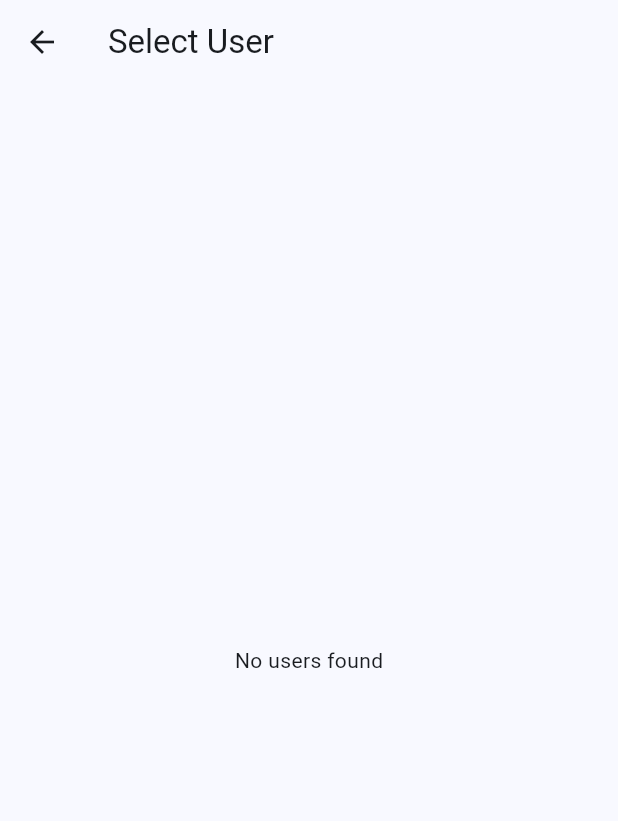
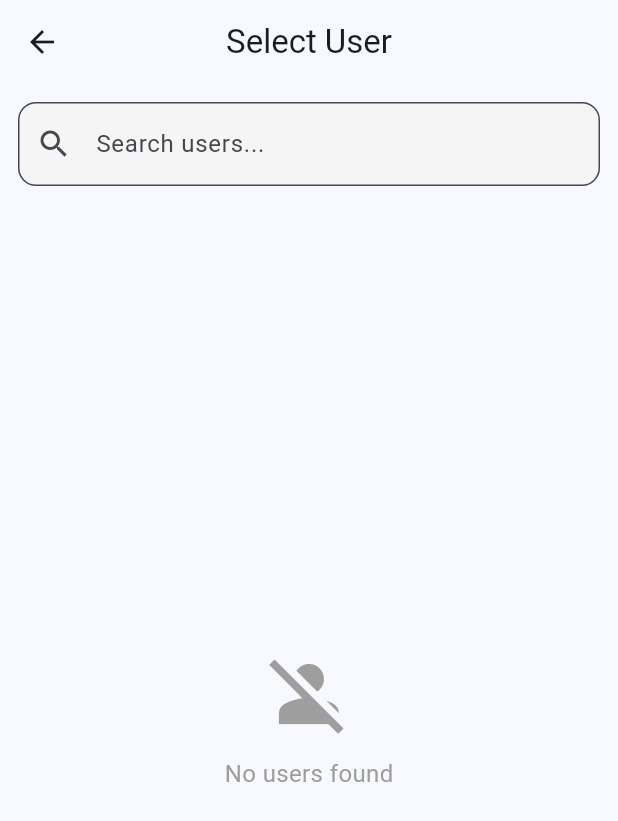
Before and after one commit to Cypherr00/zarraga_flood_monitoring_data_sender, a Flutter app: the PinScreen screen opened directly with empty values, after a tap on "Change User", on a phone screen of 412 x 824 dp. Shown: the top 821 px of the screen. Run offline on Flutter 3.47's test engine with Material 3 defaults, Android fonts, the phone set to English and light mode, and no system bars; our stand-ins replace firebase_core, firebase_messaging, flutter_local_notifications, shared_preferences, supabase_flutter; accounts and stored records are empty.

Commit message:
working before changing login access

```diff
--- a/lib/pin_screen.dart
+++ b/lib/pin_screen.dart
@@ -8,10 +8,7 @@ import 'home_screen.dart';
 
 class PinScreen extends StatefulWidget {
   final String userName;
-  const PinScreen({
-    super.key,
-    required this.userName,
-  });
+  const PinScreen({super.key, required this.userName});
   static const routeName = '/pin_screen';
 
   @override
@@ -39,11 +36,8 @@ class _PinScreenState extends State<PinScreen> {
     setState(() {
       _errorMessage = null;
     });
-    final prefs = await SharedPreferences.getInstance();
 
     if (_pinController.text.length == 4) {
-      final testRead = prefs.getString('user_name');
-      print("Just saved user_name: $testRead");
       _verifyPin();
     }
   }
@@ -55,6 +49,7 @@ class _PinScreenState extends State<PinScreen> {
     });
     _pinFocusNode.unfocus();
 
+    try {
       final isValid = await DbConfig().verifyPin(
         widget.userName,
         _pinController.text.trim(),
@@ -86,18 +81,24 @@ class _PinScreenState extends State<PinScreen> {
         _pinController.clear();
         FocusScope.of(context).requestFocus(_pinFocusNode);
       }
-
+    } catch (e) {
+      setState(() {
+        _errorMessage = "An error occurred. Try again.";
+      });
+    } finally {
       setState(() => _isLoading = false);
+    }
   }
 
   Future<void> _changeUser() async {
     final prefs = await SharedPreferences.getInstance();
+    await prefs.remove('user_name');
 
     if (!mounted) return;
     Navigator.pushReplacement(
       context,
       MaterialPageRoute(
-        builder: (_) => const UserSelectionScreen(), // Replace with your real user selection screen
+        builder: (_) => const UserSelectionScreen(),
       ),
     );
   }
@@ -112,29 +113,50 @@ class _PinScreenState extends State<PinScreen> {
 
   @override
   Widget build(BuildContext context) {
+    final screenSize = MediaQuery.of(context).size;
+
     return Scaffold(
-      appBar: AppBar(
-        title: Text("Enter PIN - ${widget.userName}"),
-        centerTitle: true,
+      body: Container(
+        width: double.infinity,
+        height: double.infinity,
+        decoration: const BoxDecoration(
+          gradient: LinearGradient(
+            colors: [Color(0xFF74ABE2), Color(0xFF5563DE)],
+            begin: Alignment.topCenter,
+            end: Alignment.bottomCenter,
           ),
-      body: Center(
+        ),
+        child: Center(
+          child: Card(
+            elevation: 12,
+            shape:
+            RoundedRectangleBorder(borderRadius: BorderRadius.circular(24)),
+            margin: const EdgeInsets.symmetric(horizontal: 24),
             child: Padding(
-          padding: const EdgeInsets.all(24.0),
+              padding: const EdgeInsets.symmetric(vertical: 36, horizontal: 24),
               child: Column(
-            mainAxisAlignment: MainAxisAlignment.center,
+                mainAxisSize: MainAxisSize.min,
                 children: [
-              const Icon(Icons.lock_outline, size: 60, color: Colors.blue),
-              const SizedBox(height: 20),
+                  const Icon(Icons.lock_outline,
+                      size: 60, color: Colors.blueAccent),
+                  const SizedBox(height: 16),
+                  Text(
+                    "Hello, ${widget.userName}",
+                    style: const TextStyle(
+                        fontSize: 22,
+                        fontWeight: FontWeight.bold,
+                        color: Colors.black87),
+                  ),
+                  const SizedBox(height: 8),
                   const Text(
-                "Please enter your 4-digit PIN",
-                style: TextStyle(fontSize: 18, color: Colors.black54),
+                    "Enter your 4-digit PIN to continue",
+                    style: TextStyle(fontSize: 16, color: Colors.black54),
                     textAlign: TextAlign.center,
                   ),
-              const SizedBox(height: 30),
-
-              // PIN input field
+                  const SizedBox(height: 24),
+                  // PIN input
                   SizedBox(
-                width: 200,
+                    width: screenSize.width * 0.5,
                     child: TextField(
                       controller: _pinController,
                       focusNode: _pinFocusNode,
@@ -143,53 +165,52 @@ class _PinScreenState extends State<PinScreen> {
                       keyboardType: TextInputType.number,
                       textAlign: TextAlign.center,
                       maxLength: 4,
-                  style: const TextStyle(fontSize: 24, letterSpacing: 18),
+                      style: const TextStyle(fontSize: 28, letterSpacing: 24),
                       inputFormatters: [FilteringTextInputFormatter.digitsOnly],
                       decoration: InputDecoration(
                         counterText: "",
+                        contentPadding: const EdgeInsets.symmetric(vertical: 16),
+                        filled: true,
+                        fillColor: Colors.grey[100],
                         border: OutlineInputBorder(
-                      borderRadius: BorderRadius.circular(12.0),
+                          borderRadius: BorderRadius.circular(16.0),
+                          borderSide: BorderSide.none,
                         ),
                         focusedBorder: OutlineInputBorder(
-                      borderRadius: BorderRadius.circular(12.0),
+                          borderRadius: BorderRadius.circular(16.0),
                           borderSide: BorderSide(
                             color: Theme.of(context).primaryColor,
                             width: 2.0,
                           ),
                         ),
-                    enabledBorder: OutlineInputBorder(
-                      borderRadius: BorderRadius.circular(12.0),
-                      borderSide: BorderSide(color: Colors.grey.shade400),
                       ),
                     ),
                   ),
-              ),
-
-              const SizedBox(height: 20),
+                  const SizedBox(height: 16),
                   if (_isLoading)
                     const CircularProgressIndicator()
                   else if (_errorMessage != null)
                     Padding(
-                  padding: const EdgeInsets.only(top: 15.0),
+                      padding: const EdgeInsets.only(top: 12),
                       child: Text(
                         _errorMessage!,
-                    style: const TextStyle(color: Colors.red, fontSize: 16),
+                        style:
+                        const TextStyle(color: Colors.red, fontSize: 14),
                         textAlign: TextAlign.center,
                       ),
                     ),
-
-              const SizedBox(height: 40),
-
+                  const SizedBox(height: 24),
                   // Change User button
                   ElevatedButton(
                     onPressed: _changeUser,
                     style: ElevatedButton.styleFrom(
                       backgroundColor: Colors.redAccent,
                       padding: const EdgeInsets.symmetric(
-                      vertical: 12.0, horizontal: 24.0),
+                          vertical: 14.0, horizontal: 32.0),
                       shape: RoundedRectangleBorder(
-                    borderRadius: BorderRadius.circular(12.0),
+                        borderRadius: BorderRadius.circular(16.0),
                       ),
+                      elevation: 4,
                     ),
                     child: const Text(
                       "Change User",
@@ -200,6 +221,8 @@ class _PinScreenState extends State<PinScreen> {
               ),
             ),
           ),
+        ),
+      ),
     );
   }
 }
--- a/lib/user_selection_screen.dart
+++ b/lib/user_selection_screen.dart
@@ -6,25 +6,56 @@ import 'db_config.dart';
 class UserSelectionScreen extends StatefulWidget {
   const UserSelectionScreen({super.key});
   static const routeName = '/user_selection';
+
   @override
   State<UserSelectionScreen> createState() => _UserSelectionScreenState();
 }
 
 class _UserSelectionScreenState extends State<UserSelectionScreen> {
   List<String> _users = [];
+  List<String> _filteredUsers = [];
   bool _isLoading = true;
+  final TextEditingController _searchController = TextEditingController();
 
   @override
   void initState() {
     super.initState();
     _loadUsers();
+
+    _searchController.addListener(() {
+      _filterUsers(_searchController.text);
+    });
+  }
+
+  @override
+  void dispose() {
+    _searchController.dispose();
+    super.dispose();
   }
 
   Future<void> _loadUsers() async {
+    try {
       final users = await DbConfig().getAllUsers();
       setState(() {
         _users = users;
+        _filteredUsers = users;
         _isLoading = false;
+      });
+    } catch (e) {
+      setState(() {
+        _users = [];
+        _filteredUsers = [];
+        _isLoading = false;
+      });
+    }
+  }
+
+  void _filterUsers(String query) {
+    final filtered = _users
+        .where((u) => u.toLowerCase().contains(query.toLowerCase()))
+        .toList();
+    setState(() {
+      _filteredUsers = filtered;
     });
   }
 
@@ -37,23 +68,104 @@ class _UserSelectionScreenState extends State<UserSelectionScreen> {
     );
   }
 
+  Widget _buildUserCard(String userName) {
+    String initials = userName.isNotEmpty
+        ? userName.trim().split(' ').map((e) => e[0].toUpperCase()).take(2).join()
+        : '?';
+
+    return Card(
+      elevation: 3,
+      shape: RoundedRectangleBorder(borderRadius: BorderRadius.circular(12)),
+      margin: const EdgeInsets.symmetric(vertical: 6, horizontal: 12),
+      child: InkWell(
+        borderRadius: BorderRadius.circular(12),
+        onTap: () => _selectUser(userName),
+        child: Padding(
+          padding: const EdgeInsets.symmetric(vertical: 16, horizontal: 16),
+          child: Row(
+            children: [
+              CircleAvatar(
+                radius: 24,
+                backgroundColor: Colors.blue.shade700,
+                child: Text(
+                  initials,
+                  style: const TextStyle(
+                    color: Colors.white,
+                    fontWeight: FontWeight.bold,
+                  ),
+                ),
+              ),
+              const SizedBox(width: 16),
+              Expanded(
+                child: Text(
+                  userName,
+                  style: const TextStyle(
+                    fontSize: 18,
+                    fontWeight: FontWeight.w600,
+                  ),
+                ),
+              ),
+              const Icon(Icons.arrow_forward_ios, size: 18, color: Colors.grey),
+            ],
+          ),
+        ),
+      ),
+    );
+  }
+
   @override
   Widget build(BuildContext context) {
     return Scaffold(
-      appBar: AppBar(title: const Text("Select User")),
-      body: _isLoading
+      appBar: AppBar(
+        title: const Text("Select User"),
+        centerTitle: true,
+      ),
+      body: Column(
+        children: [
+          // Search bar
+          Padding(
+            padding: const EdgeInsets.all(12.0),
+            child: TextField(
+              controller: _searchController,
+              decoration: InputDecoration(
+                hintText: "Search users...",
+                prefixIcon: const Icon(Icons.search),
+                border: OutlineInputBorder(
+                  borderRadius: BorderRadius.circular(12),
+                ),
+                filled: true,
+                fillColor: Colors.grey.shade100,
+              ),
+            ),
+          ),
+
+          // List of users
+          Expanded(
+            child: _isLoading
                 ? const Center(child: CircularProgressIndicator())
-          : _users.isEmpty
-          ? const Center(child: Text("No users found"))
+                : _filteredUsers.isEmpty
+                ? Center(
+              child: Column(
+                mainAxisSize: MainAxisSize.min,
+                children: const [
+                  Icon(Icons.person_off, size: 60, color: Colors.grey),
+                  SizedBox(height: 12),
+                  Text(
+                    "No users found",
+                    style: TextStyle(fontSize: 16, color: Colors.grey),
+                  ),
+                ],
+              ),
+            )
                 : ListView.builder(
-        itemCount: _users.length,
+              itemCount: _filteredUsers.length,
               itemBuilder: (context, index) {
-          final user = _users[index];
-          return ListTile(
-            title: Text(user),
-            onTap: () => _selectUser(user),
-          );
+                final userName = _filteredUsers[index];
+                return _buildUserCard(userName);
               },
+            ),
+          ),
+        ],
       ),
     );
   }
```
Also changed, not shown: lib/db_config.dart (+9 -9 lines), lib/history_screen.dart (+10 -11 lines), lib/sensor_input_screen.dart (+112 -95 lines), lib/splash_screen.dart (+17 -4 lines). Lines whose indentation alone changed are shown as unchanged.
